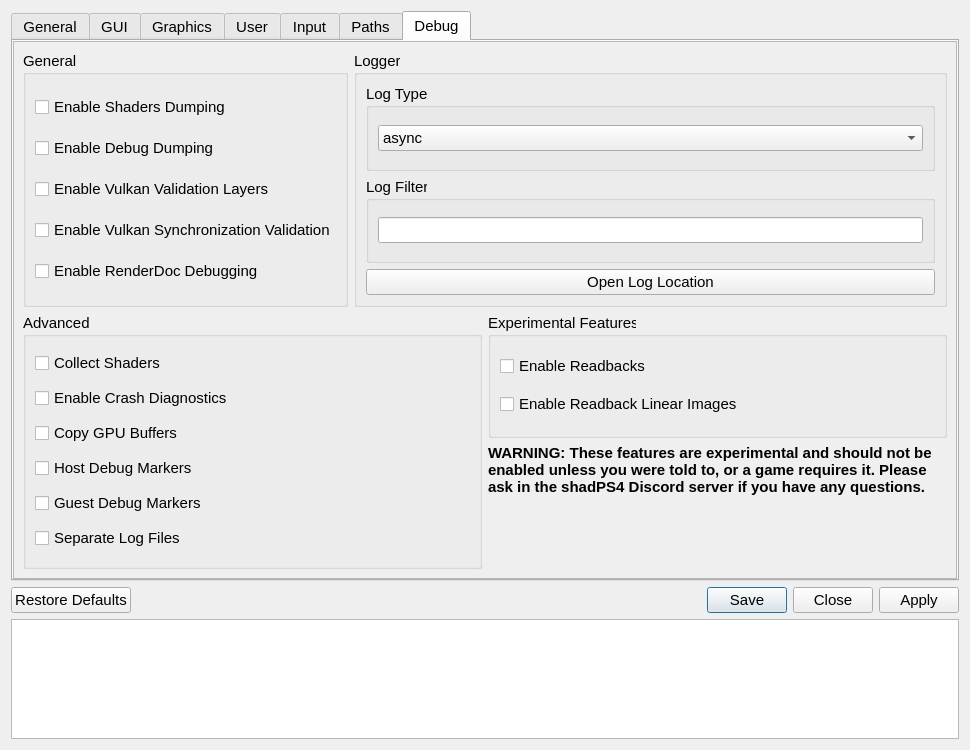
Above: src/qt_gui/settings_dialog.ui from shadps4-emu/shadPS4 before the change. Below: the same form after it.
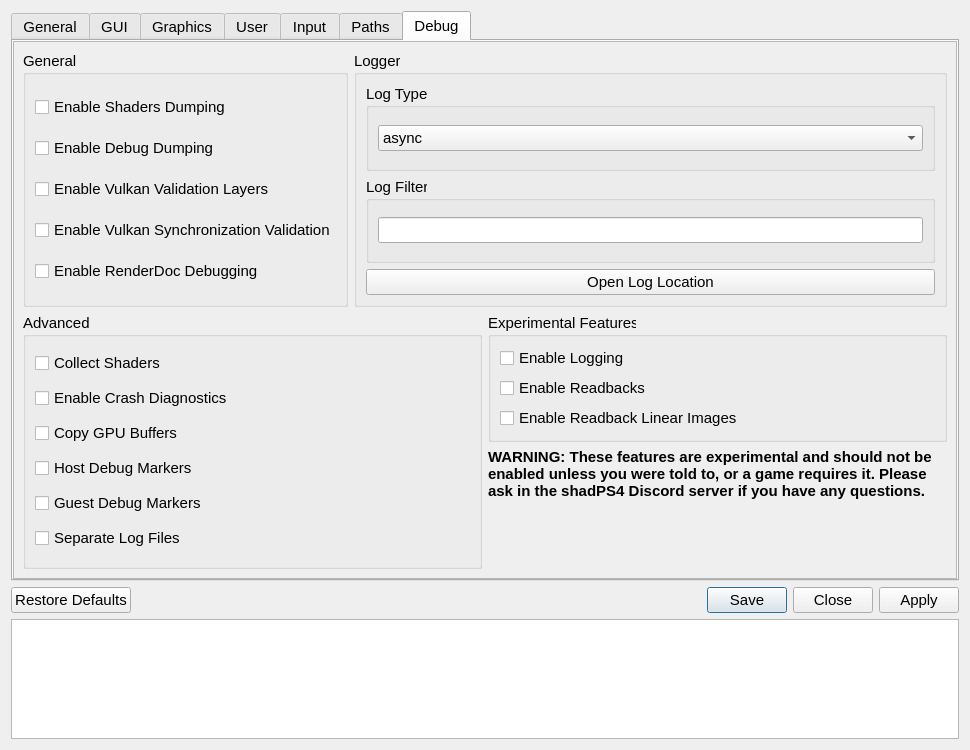
That is the form after the change. The open tabs and pages were chosen to show the change. Icons and pictures are not drawn.

The edit to the form file:
```diff
--- a/src/qt_gui/settings_dialog.ui
+++ b/src/qt_gui/settings_dialog.ui
@@ -1938,8 +1938,8 @@
         <rect>
          <x>0</x>
          <y>0</y>
-         <width>946</width>
-         <height>536</height>
+         <width>944</width>
+         <height>537</height>
         </rect>
        </property>
        <layout class="QVBoxLayout" name="debugTabVLayout" stretch="0,0">
@@ -2164,6 +2164,13 @@
                <string>Experimental Features</string>
               </property>
               <layout class="QVBoxLayout" name="verticalLayout_3">
+               <item>
+                <widget class="QCheckBox" name="enableLoggingCheckBox">
+                 <property name="text">
+                  <string>Enable Logging</string>
+                 </property>
+                </widget>
+               </item>
                <item>
                 <widget class="QCheckBox" name="readbacksCheckBox">
                  <property name="text">
```
Left out of the diff: 30 changed lines with no effect on the pictures.
